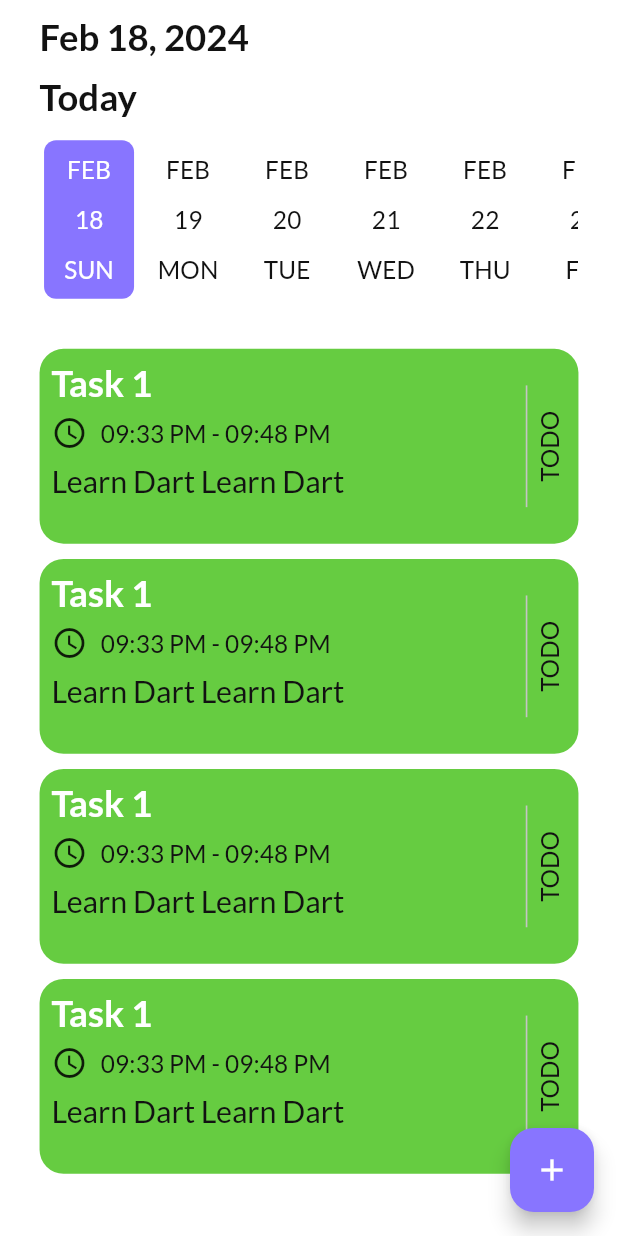
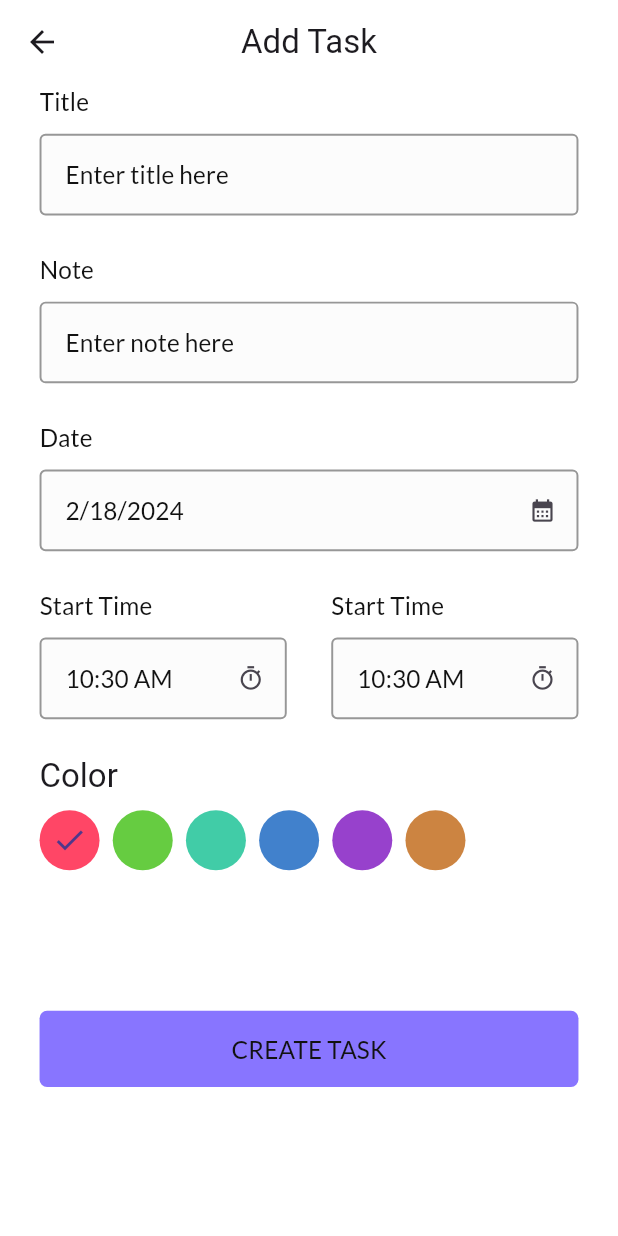
Before and after one commit to AbdoAlHady/UP_TODO, a Flutter app: the HomeScreen screen opened by its route, after a tap on the "add" icon, on a phone screen of 412 x 824 dp. Run offline on Flutter 3.47's test engine with Material 3 defaults, Android fonts, the phone set to English and light mode, and no system bars; drawn by our look-alikes of date_picker_timeline; our stand-ins replace flutter_bloc, flutter_screenutil, get_it, google_fonts, shared_preferences, smooth_page_indicator; accounts and stored records are empty.

Commit message:
create add task screen and finish ui

```diff
--- a/lib/core/routing/app_routing.dart
+++ b/lib/core/routing/app_routing.dart
@@ -5,6 +5,7 @@ import 'package:todo_app/core/routing/routes.dart';
 import 'package:todo_app/features/authentication/presentaion/cubit/on_boarding_cubit.dart';
 import 'package:todo_app/features/authentication/presentaion/screens/onboarding_screen/on_boarding_screen.dart';
 import 'package:todo_app/features/task/presentation/screens/home_screen/home_screen.dart';
+import 'package:todo_app/features/task/presentation/screens/tasks_screen/add_task_screen.dart';
 
 class AppRouter {
   Route generateRoute(RouteSettings settings) {
@@ -12,13 +13,17 @@ class AppRouter {
       case Routes.onBoardingScreen:
         return MaterialPageRoute(
           builder: (context) => BlocProvider(
-            create: (context) =>getIt< OnBoardingCubit>(),
+            create: (context) => getIt<OnBoardingCubit>(),
             child: OnBoardingScreen(),
           ),
         );
       case Routes.homeScreen:
         return MaterialPageRoute(
           builder: (context) => const HomeScreen(),
+        );
+      case Routes.addTaskScreen:
+        return MaterialPageRoute(
+          builder: (context) => const AddTaskScreen(),
         );
       default:
         return MaterialPageRoute(
--- a/lib/core/theme/app_theme.dart
+++ b/lib/core/theme/app_theme.dart
@@ -10,7 +10,7 @@ class AppTheme {
       brightness: Brightness.light,
       // AppBar Theme
       appBarTheme: const AppBarTheme(
-          backgroundColor: AppColors.dark, elevation: 0, centerTitle: true),
+          backgroundColor: AppColors.white, elevation: 0, centerTitle: true),
       textTheme: AppTextTheme.lightTextTheme,
       elevatedButtonTheme: AppElevatedButtonTheme.lightTheme,
       floatingActionButtonTheme: const FloatingActionButtonThemeData(
@@ -24,7 +24,7 @@ class AppTheme {
       elevatedButtonTheme: AppElevatedButtonTheme.darkTheme,
       // AppBar Theme
       appBarTheme: const AppBarTheme(
-          backgroundColor: AppColors.white, elevation: 0, centerTitle: true),
+          backgroundColor: AppColors.dark, elevation: 0, centerTitle: true),
       textTheme: AppTextTheme.darkTextTheme,
       floatingActionButtonTheme: const FloatingActionButtonThemeData(
         backgroundColor: AppColors.primaryColor,
--- a/lib/core/utils/app_colors.dart
+++ b/lib/core/utils/app_colors.dart
@@ -13,5 +13,6 @@ class AppColors {
   static const Color grey = Color(0xFF979797);
   static const Color darkerGrey = Color(0xFF1D1D1D);
   static const Color darkGrey = Color(0xFF424242);
-  static const Color lightGrey=Color(0xffC4C4C4);
+  static const Color lightGrey = Color(0xffC4C4C4);
+  static const Color light = Color(0xFFFCFCFC);
 }
--- /dev/null
+++ b/lib/core/widgets/app_text_form_field.dart
@@ -0,0 +1,70 @@
+import 'package:flutter/material.dart';
+import 'package:flutter_screenutil/flutter_screenutil.dart';
+import 'package:todo_app/core/helpers/helper_functions.dart';
+import 'package:todo_app/core/utils/app_colors.dart';
+
+class AppTextFormField extends StatelessWidget {
+  const AppTextFormField(
+      {super.key,
+      required this.hintText,
+      this.fillColor,
+      this.borderColor,
+      this.hintStyle,
+      this.borderRadius,
+      this.suffixIcon,
+      this.height,
+      this.textStyle,
+      this.contentPadding,
+      this.readOnly, this.controller});
+  final String hintText;
+  final Color? fillColor;
+  final Color? borderColor;
+  final TextStyle? hintStyle;
+  final double? borderRadius;
+  final Widget? suffixIcon;
+  final double? height;
+  final TextStyle? textStyle;
+  final EdgeInsetsGeometry? contentPadding;
+  final bool? readOnly;
+  final TextEditingController? controller;
+
+  @override
+  Widget build(BuildContext context) {
+    final dark = HelperFunctions.isDarkMode(context);
+    return TextFormField(
+      controller: controller,
+
+      readOnly: readOnly ?? false,
+      onTapOutside: (event) {
+        FocusManager.instance.primaryFocus?.unfocus();
+      },
+      style: textStyle ?? Theme.of(context).textTheme.titleMedium,
+      decoration: InputDecoration(
+        isDense: true,
+        contentPadding: contentPadding ??
+            EdgeInsets.symmetric(horizontal: 12.w, vertical: 15.h),
+        hintText: hintText,
+        hintStyle: hintStyle ?? Theme.of(context).textTheme.titleSmall,
+        enabledBorder: OutlineInputBorder(
+          borderRadius: BorderRadius.circular(borderRadius ?? 4.0),
+          borderSide:
+              BorderSide(width: 1.3, color: borderColor ?? AppColors.grey),
+        ),
+        focusedBorder:readOnly==true? OutlineInputBorder(
+          borderRadius: BorderRadius.circular(borderRadius ?? 4.0),
+          borderSide:
+              BorderSide(width: 1.3, color: borderColor ?? AppColors.grey),
+        ):
+        OutlineInputBorder(
+          borderRadius: BorderRadius.circular(borderRadius ?? 4.0),
+          borderSide: BorderSide(
+              width: 2, color: borderColor ?? AppColors.primaryColor),
+        ),
+        suffixIcon: suffixIcon,
+        fillColor: fillColor ?? (dark ? AppColors.darkerGrey : AppColors.light),
+        filled: true,
+      ),
+      cursorColor: AppColors.primaryColor,
+    );
+  }
+}
--- a/lib/features/task/presentation/screens/home_screen/home_screen.dart
+++ b/lib/features/task/presentation/screens/home_screen/home_screen.dart
@@ -2,7 +2,9 @@ import 'package:date_picker_timeline/date_picker_timeline.dart';
 import 'package:flutter/material.dart';
 import 'package:flutter_screenutil/flutter_screenutil.dart';
 import 'package:intl/intl.dart';
+import 'package:todo_app/core/helpers/extension.dart';
 import 'package:todo_app/core/helpers/spacing.dart';
+import 'package:todo_app/core/routing/routes.dart';
 import 'package:todo_app/core/utils/app_colors.dart';
 import 'package:todo_app/core/utils/app_strings.dart';
 
@@ -47,14 +49,15 @@ class HomeScreen extends StatelessWidget {
                 const TaskItem(),
                 const TaskItem(),
                 const TaskItem(),
-
               ],
             ),
           ),
         ),
       ),
       floatingActionButton: FloatingActionButton(
-        onPressed: () {},
+        onPressed: () {
+          context.pushNamed(Routes.addTaskScreen);
+        },
         child: const Icon(
           Icons.add,
           color: AppColors.white,
--- a/lib/features/task/presentation/screens/home_screen/widgets/task_item.dart
+++ b/lib/features/task/presentation/screens/home_screen/widgets/task_item.dart
@@ -43,11 +43,11 @@ class TaskItem extends StatelessWidget {
                   // Time
                   Row(
                     children: [
-                      const Icon(Icons.watch_later_outlined),
+                      const Icon(Icons.watch_later_outlined,color: AppColors.white,),
                       horizontalSpace(8),
                       Text(
                         '09:33 PM - 09:48 PM',
-                        style: Theme.of(context).textTheme.titleSmall,
+                        style: Theme.of(context).textTheme.titleSmall?.apply(color: AppColors.white),
                       ),
                     ],
                   ),
@@ -58,7 +58,7 @@ class TaskItem extends StatelessWidget {
                     style: Theme.of(context)
                         .textTheme
                         .displaySmall!
-                        .copyWith(fontWeight: FontWeightHelpers.regular),
+                        .copyWith(fontWeight: FontWeightHelpers.regular,color: AppColors.white),
                   ),
                 ],
               ),
--- a/lib/features/task/presentation/screens/home_screen/widgets/task_status.dart
+++ b/lib/features/task/presentation/screens/home_screen/widgets/task_status.dart
@@ -18,13 +18,13 @@ class TaskStatus extends StatelessWidget {
         mainAxisAlignment: MainAxisAlignment.center,
         children: [
           Container(
-            color: AppColors.lightGrey,
+            color: AppColors.white,
             width: 80.h,
             height: 1.w,
 
           ),
           verticalSapce(3),
-          Text(AppStrings.todo,style: Theme.of(context).textTheme.titleSmall,)
+          Text(AppStrings.todo,style: Theme.of(context).textTheme.titleSmall?.apply(color: AppColors.white),)
         ],
       ),
     );
--- /dev/null
+++ b/lib/features/task/presentation/screens/tasks_screen/add_task_screen.dart
@@ -0,0 +1,60 @@
+import 'package:flutter/material.dart';
+import 'package:flutter_screenutil/flutter_screenutil.dart';
+import 'package:todo_app/core/helpers/spacing.dart';
+import 'package:todo_app/core/utils/app_strings.dart';
+import 'package:todo_app/core/widgets/app_elveated_button.dart';
+import 'package:todo_app/features/task/presentation/screens/tasks_screen/widgets/task_colors.dart';
+import 'package:todo_app/features/task/presentation/screens/tasks_screen/widgets/task_date.dart';
+import 'package:todo_app/features/task/presentation/screens/tasks_screen/widgets/task_duration_time.dart';
+import '../../../../../core/widgets/app_text_form_field.dart';
+
+class AddTaskScreen extends StatelessWidget {
+  const AddTaskScreen({super.key});
+
+  @override
+  Widget build(BuildContext context) {
+    return Scaffold(
+      appBar: AppBar(
+        title: const Text(AppStrings.addTask),
+      ),
+      body: SingleChildScrollView(
+        child: Padding(
+          padding: EdgeInsets.symmetric(horizontal: 24.w),
+          child: Column(
+            crossAxisAlignment: CrossAxisAlignment.start,
+            children: [
+              // Title
+              Text(AppStrings.title,
+                  style: Theme.of(context).textTheme.titleSmall),
+              verticalSapce(10),
+              const AppTextFormField(hintText: AppStrings.titleHint),
+              verticalSapce(24),
+              // Note
+              Text(AppStrings.note,
+                  style: Theme.of(context).textTheme.titleSmall),
+              verticalSapce(10),
+              const AppTextFormField(hintText: AppStrings.noteHint),
+              verticalSapce(24),
+              // Date
+              const TaskDate(),
+              verticalSapce(24),
+              //! Start & End Time
+              const TaskDurationTime(),
+              verticalSapce(24),
+              //! Color
+              const TaskColors(),
+              verticalSapce(92),
+              //! Add Task Button
+              AppTextButton(
+                buttonText: AppStrings.createTask,
+                textStyle: Theme.of(context).textTheme.titleSmall!,
+                onPressed: () {},
+              ),
+
+            ],
+          ),
+        ),
+      ),
+    );
+  }
+}
--- /dev/null
+++ b/lib/features/task/presentation/screens/tasks_screen/widgets/task_colors.dart
@@ -0,0 +1,71 @@
+import 'package:flutter/material.dart';
+import 'package:flutter_screenutil/flutter_screenutil.dart';
+import 'package:todo_app/core/utils/app_colors.dart';
+
+import '../../../../../../core/helpers/spacing.dart';
+import '../../../../../../core/utils/app_strings.dart';
+
+class TaskColors extends StatefulWidget {
+  const TaskColors({
+    super.key,
+  });
+
+  @override
+  State<TaskColors> createState() => _TaskColorsState();
+}
+
+class _TaskColorsState extends State<TaskColors> {
+  int currentIndex = 0;
+  @override
+  Widget build(BuildContext context) {
+    return Column(
+      crossAxisAlignment: CrossAxisAlignment.start,
+      children: [
+        Text(
+          AppStrings.color,
+          style: Theme.of(context).textTheme.titleLarge,
+        ),
+        verticalSapce(8),
+        SizedBox(
+          height: 40.h,
+          child: ListView.separated(
+              scrollDirection: Axis.horizontal,
+              itemBuilder: (context, index) {
+                return GestureDetector(
+                  onTap: () {
+                    setState(() {
+                      currentIndex = index;
+                    });
+                  },
+                  child: CircleAvatar(
+                    backgroundColor: getColor(index),
+                    child:currentIndex==index? const Icon(Icons.check):null,
+                  ),
+                );
+              },
+              separatorBuilder: (context, index) => horizontalSpace(8),
+              itemCount: 6),
+        )
+      ],
+    );
+  }
+
+  Color getColor(index) {
+    switch (index) {
+      case 0:
+        return AppColors.red;
+      case 1:
+        return AppColors.green;
+      case 2:
+        return AppColors.blueGrey;
+      case 3:
+        return AppColors.blue;
+      case 4:
+        return AppColors.purple;
+      case 5:
+        return AppColors.orange;
+      default:
+        return AppColors.grey;
+    }
+  }
+}
--- /dev/null
+++ b/lib/features/task/presentation/screens/tasks_screen/widgets/task_date.dart
@@ -0,0 +1,50 @@
+import 'package:flutter/material.dart';
+import 'package:intl/intl.dart';
+
+import '../../../../../../core/helpers/spacing.dart';
+import '../../../../../../core/utils/app_strings.dart';
+import '../../../../../../core/widgets/app_text_form_field.dart';
+
+class TaskDate extends StatefulWidget {
+  const TaskDate({super.key});
+
+  @override
+  State<TaskDate> createState() => _TaskDateState();
+}
+
+class _TaskDateState extends State<TaskDate> {
+   DateTime currentDate = DateTime.now();
+
+  @override
+  Widget build(BuildContext context) {
+    return Column(
+      crossAxisAlignment: CrossAxisAlignment.start,
+      children: [
+        Text(AppStrings.date, style: Theme.of(context).textTheme.titleSmall),
+        verticalSapce(10),
+        AppTextFormField(
+          readOnly: true,
+          hintText: DateFormat.yMd().format(currentDate).toString(),
+          suffixIcon: GestureDetector(
+              onTap: () async {
+                await selectDate(context);
+              },
+              child: const Icon(Icons.calendar_month_sharp)),
+        ),
+      ],
+    );
+  }
+
+  Future<void> selectDate(BuildContext context) async {
+     DateTime? selectedDate = await showDatePicker(
+      context: context,
+      firstDate: DateTime.now(),
+      lastDate: DateTime(2025),
+    );
+    if (selectedDate != null) {
+      setState(() {
+        currentDate = selectedDate;
+      });
+    }
+  }
+}
--- /dev/null
+++ b/lib/features/task/presentation/screens/tasks_screen/widgets/task_duration_time.dart
@@ -0,0 +1,32 @@
+import 'package:flutter/material.dart';
+import 'package:todo_app/features/task/presentation/screens/tasks_screen/widgets/task_time.dart';
+import '../../../../../../core/helpers/spacing.dart';
+import '../../../../../../core/utils/app_strings.dart';
+
+class TaskDurationTime extends StatelessWidget {
+  const TaskDurationTime({
+    super.key,
+  });
+
+  @override
+  Widget build(BuildContext context) {
+    return Row(
+      mainAxisAlignment: MainAxisAlignment.spaceBetween,
+      children: [
+         TaskTime(
+          title: AppStrings.startTime,
+          onTap: () async {
+            TimeOfDay? selectedTime = await showTimePicker(
+                    context: context,
+                    initialTime: TimeOfDay.fromDateTime(
+                      DateTime.now(),
+                    ),
+                  );
+          },
+        ),
+        horizontalSpace(27),
+        const TaskTime(title: AppStrings.startTime),
+      ],
+    );
+  }
+}
--- /dev/null
+++ b/lib/features/task/presentation/screens/tasks_screen/widgets/task_time.dart
@@ -0,0 +1,33 @@
+import 'package:flutter/material.dart';
+import 'package:intl/intl.dart';
+import 'package:todo_app/core/helpers/spacing.dart';
+import 'package:todo_app/core/widgets/app_text_form_field.dart';
+
+class TaskTime extends StatelessWidget {
+  const TaskTime({
+    super.key,
+    required this.title, this.onTap,
+  });
+  final String title;
+  final VoidCallback? onTap;
+
+  @override
+  Widget build(BuildContext context) {
+    return Expanded(
+      child: Column(
+        crossAxisAlignment: CrossAxisAlignment.start,
+        children: [
+          Text(title, style: Theme.of(context).textTheme.titleSmall),
+          verticalSapce(10),
+          AppTextFormField(
+            hintText: DateFormat('hh:mm a').format(DateTime.now()),
+            readOnly: true,
+            suffixIcon: GestureDetector(
+                onTap: onTap,
+                child: const Icon(Icons.timer_outlined)),
+          ),
+        ],
+      ),
+    );
+  }
+}
```
